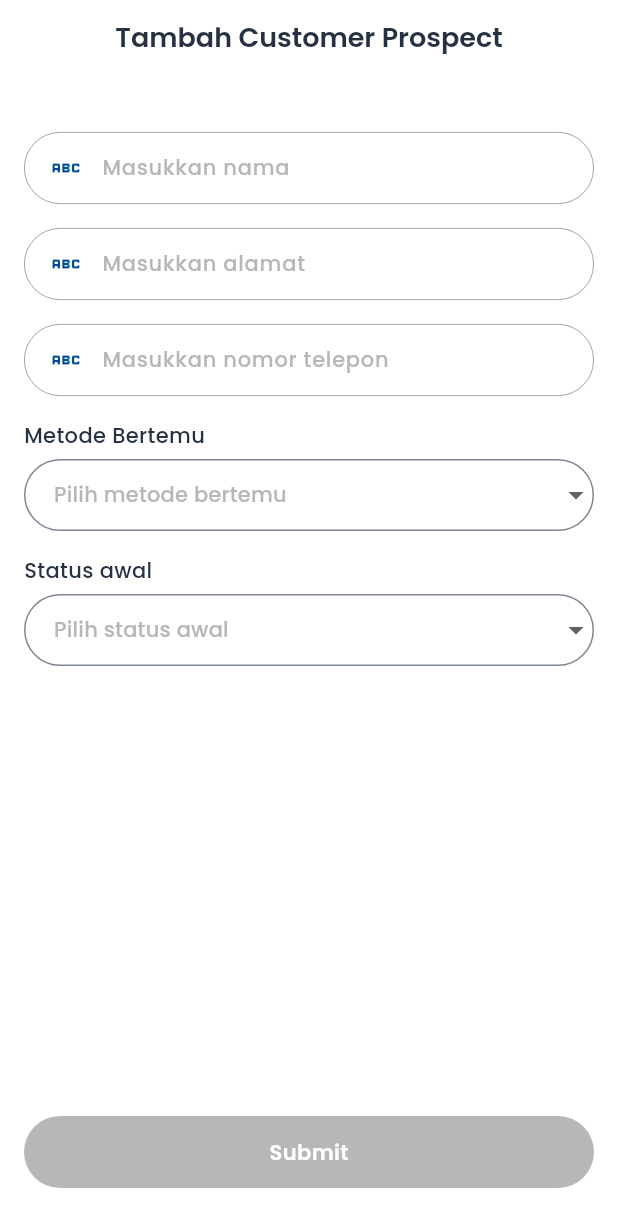
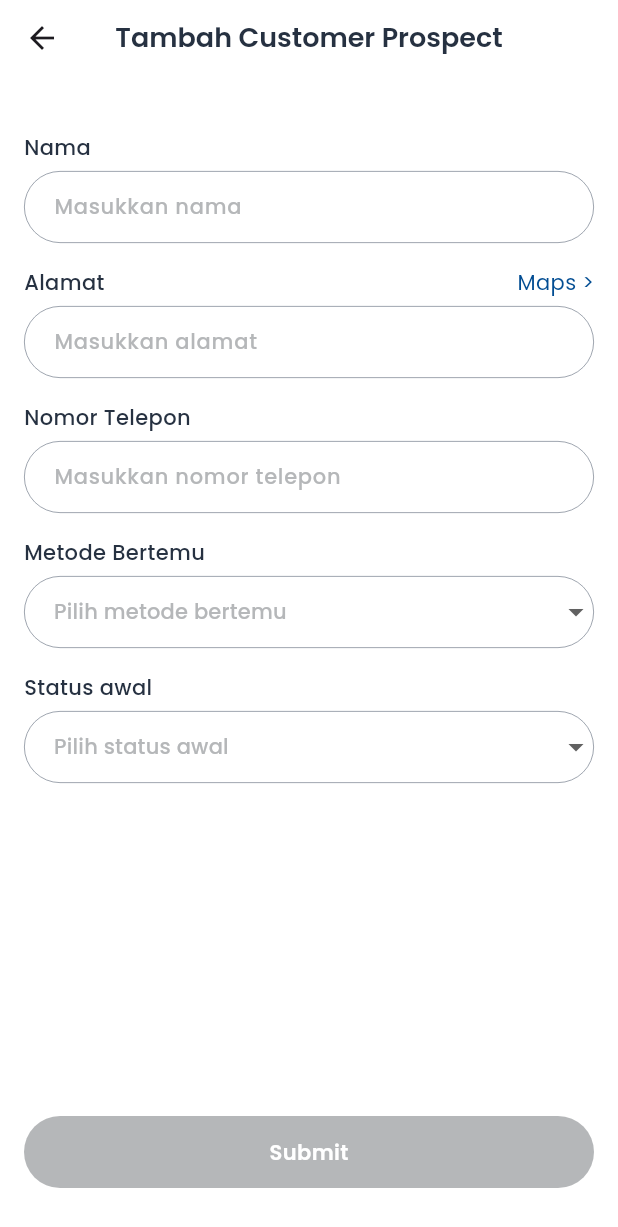
Before and after one commit to auliaahc/dasarata-mobile, a Flutter app: the AddProspectCustomerScreen screen opened by its route, on a phone screen of 412 x 824 dp. Shown: the top 1227 px of the screen. Run offline on Flutter 3.47's test engine with Material 3 defaults, Android fonts, the phone set to English and light mode, and no system bars; our stand-ins replace animated_text_kit, cached_network_image, dio, fl_chart, flutter_svg, geolocator and 9 more; missing offline and left inert: animated_snack_bar, device_preview_minus, dynamic_height_grid_view; accounts and stored records are empty.

Commit message:
`fix(sales)`: customer prospect - resolve form field icon bug

```diff
--- a/lib/screens/customer/prospect/add/add_prospect_customer_screen.dart
+++ b/lib/screens/customer/prospect/add/add_prospect_customer_screen.dart
@@ -13,7 +13,7 @@ class AddProspectCustomerScreen extends StatelessWidget {
       resizeToAvoidBottomInset: false,
       appBar: const AppbarGlobalWidget(
         title: "Tambah Customer Prospect",
-        // implyLeading: true,
+        implyLeading: true,
       ),
       backgroundColor: ColorConstant.whiteColor,
       body: SafeArea(
--- a/lib/screens/customer/prospect/add/widgets/form_add_prospect_customer_widget.dart
+++ b/lib/screens/customer/prospect/add/widgets/form_add_prospect_customer_widget.dart
@@ -61,14 +61,12 @@ class FormAddProspectCustomerWidget extends StatelessWidget {
         if (inputField["type"] == "text") {
           return TextFieldGlobalWidget(
             controller: TextEditingController(),
-            icon: Icons.abc,
             hint: inputField["hint"] as String,
             textInputAction: inputField["textInputAction"] as TextInputAction,
             keyboardType: inputField["keyboardType"] as TextInputType,
-            // labelName: inputField["labelName"] as String?,
-            // additionalLabel: inputField["additionalLabel"] as String?,
-            // controller: inputField["controller"] as TextEditingController?,
-            // additionalAction: inputField["additionalAction"] as Function()?,
+            labelName: inputField["labelName"] as String?,
+            additionalLabel: inputField["additionalLabel"] as String?,
+            additionalAction: inputField["additionalAction"] as Function()?,
           );
         } else if (inputField["type"] == "dropdown") {
           return DropdownFieldGlobalWidget(
--- a/lib/widgets/dropdown_field_global_widget.dart
+++ b/lib/widgets/dropdown_field_global_widget.dart
@@ -99,7 +99,7 @@ class DropdownFieldGlobalWidget extends StatelessWidget {
                   borderRadius: BorderRadius.circular(32),
                   borderSide: BorderSide(
                     color: ColorConstant.neutralColor700,
-                    width: 1,
+                    width: 0.5,
                   ),
                 ),
                 errorBorder: OutlineInputBorder(
```
